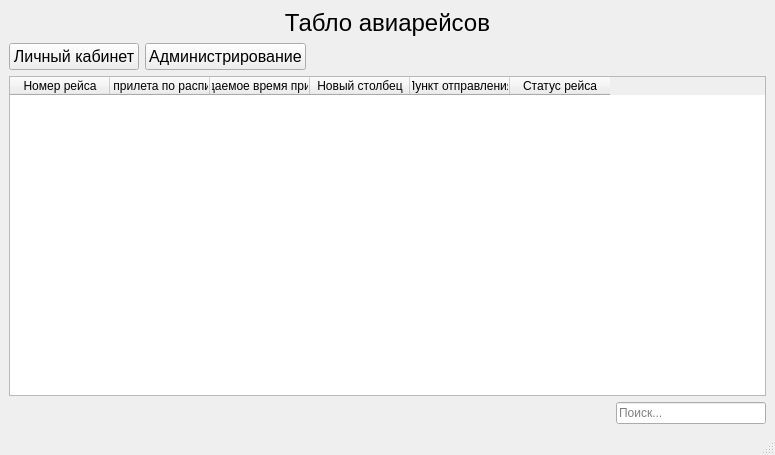
Qt form mainwindow.ui (Tweety-sat/Flight-scoreboard) before a commit.
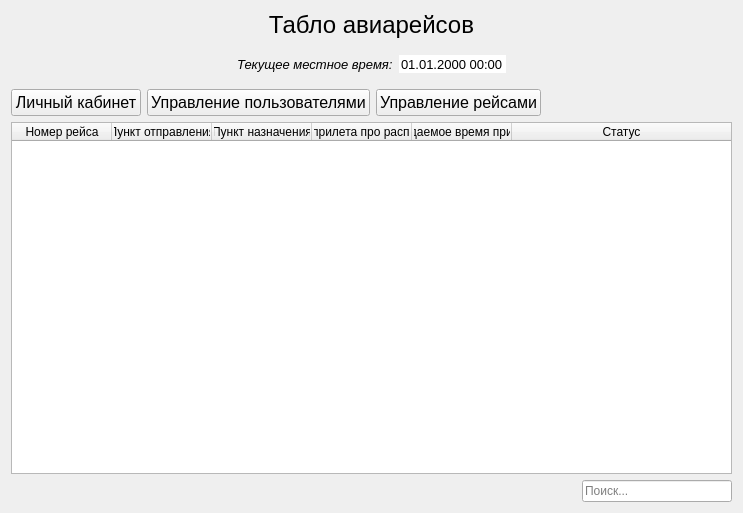
The same form after that commit.

Patch:
```diff
--- a/mainwindow.ui
+++ b/mainwindow.ui
@@ -1,29 +1,20 @@
 <?xml version="1.0" encoding="UTF-8"?>
 <ui version="4.0">
  <class>MainWindow</class>
- <widget class="QMainWindow" name="MainWindow">
-  <property name="windowModality">
-   <enum>Qt::NonModal</enum>
-  </property>
+ <widget class="QWidget" name="MainWindow">
   <property name="geometry">
    <rect>
     <x>0</x>
     <y>0</y>
-    <width>775</width>
-    <height>455</height>
+    <width>743</width>
+    <height>513</height>
    </rect>
   </property>
   <property name="windowTitle">
    <string>MainWindow</string>
   </property>
-  <property name="styleSheet">
-   <string notr="true">QMainWindow#MainWindow{
-qradialgradient(spread:repeat, cx:0.5, cy:0.5, radius:0.077, fx:0.5, fy:0.5, stop:0 rgba(0, 169, 255, 147), stop:0.497326 rgba(0, 0, 0, 147), stop:1 rgba(0, 169, 255, 147))
-}</string>
-  </property>
-  <widget class="QWidget" name="centralwidget">
-   <layout class="QVBoxLayout" name="verticalLayout_2">
-    <item>
+  <layout class="QGridLayout" name="gridLayout">
+   <item row="0" column="0">
      <widget class="QLabel" name="label">
       <property name="font">
        <font>
@@ -41,7 +32,7 @@
       </property>
      </widget>
     </item>
-    <item>
+   <item row="2" column="0">
      <layout class="QVBoxLayout" name="verticalLayout">
       <item>
        <layout class="QHBoxLayout" name="horizontalLayout">
@@ -55,6 +46,9 @@
           <property name="mouseTracking">
            <bool>false</bool>
           </property>
+         <property name="styleSheet">
+          <string notr="true"/>
+         </property>
           <property name="text">
            <string>Личный кабинет</string>
           </property>
@@ -77,7 +71,7 @@
            <bool>false</bool>
           </property>
           <property name="text">
-           <string>Администрирование</string>
+          <string>Управление пользователями</string>
           </property>
           <property name="checkable">
            <bool>false</bool>
@@ -88,7 +82,22 @@
          </widget>
         </item>
         <item>
-         <spacer name="horizontalSpacer">
+        <widget class="QPushButton" name="controlflight">
+         <property name="font">
+          <font>
+           <pointsize>12</pointsize>
+          </font>
+         </property>
+         <property name="cursor">
+          <cursorShape>PointingHandCursor</cursorShape>
+         </property>
+         <property name="text">
+          <string>Управление рейсами</string>
+         </property>
+        </widget>
+       </item>
+       <item>
+        <spacer name="horizontalSpacer_3">
           <property name="orientation">
            <enum>Qt::Horizontal</enum>
           </property>
@@ -104,73 +113,43 @@
       </item>
       <item>
        <widget class="QTableWidget" name="Board_flight">
-        <property name="cursor" stdset="0">
-         <cursorShape>ArrowCursor</cursorShape>
-        </property>
-        <property name="tabletTracking">
-         <bool>false</bool>
-        </property>
-        <property name="alternatingRowColors">
-         <bool>false</bool>
-        </property>
-        <property name="showGrid">
+       <property name="editTriggers">
+        <set>QAbstractItemView::NoEditTriggers</set>
+       </property>
+       <property name="selectionBehavior">
+        <enum>QAbstractItemView::SelectRows</enum>
+       </property>
+       <attribute name="horizontalHeaderStretchLastSection">
          <bool>true</bool>
-        </property>
-        <property name="gridStyle">
-         <enum>Qt::SolidLine</enum>
-        </property>
+       </attribute>
         <column>
          <property name="text">
           <string>Номер рейса</string>
          </property>
-         <property name="textAlignment">
-          <set>AlignCenter</set>
-         </property>
-        </column>
-        <column>
-         <property name="text">
-          <string>Время прилета по расписанию</string>
-         </property>
-         <property name="textAlignment">
-          <set>AlignCenter</set>
-         </property>
-        </column>
-        <column>
-         <property name="text">
-          <string>Ожидаемое время прилета</string>
-         </property>
-         <property name="font">
-          <font>
-           <stylestrategy>PreferDefault</stylestrategy>
-           <kerning>true</kerning>
-          </font>
-         </property>
-         <property name="textAlignment">
-          <set>AlignCenter</set>
-         </property>
-        </column>
-        <column>
-         <property name="text">
-          <string>Новый столбец</string>
-         </property>
-         <property name="textAlignment">
-          <set>AlignCenter</set>
-         </property>
         </column>
         <column>
          <property name="text">
           <string>Пункт отправления</string>
          </property>
-         <property name="textAlignment">
-          <set>AlignCenter</set>
+       </column>
+       <column>
+        <property name="text">
+         <string>Пункт назначения</string>
          </property>
         </column>
         <column>
          <property name="text">
-          <string>Статус рейса</string>
-         </property>
-         <property name="textAlignment">
-          <set>AlignCenter</set>
+         <string>Время прилета про расписанию</string>
+        </property>
+       </column>
+       <column>
+        <property name="text">
+         <string>Ожидаемое время прилета</string>
+        </property>
+       </column>
+       <column>
+        <property name="text">
+         <string>Статус</string>
          </property>
         </column>
        </widget>
@@ -231,19 +210,129 @@
       </item>
      </layout>
     </item>
-   </layout>
-  </widget>
-  <widget class="QMenuBar" name="menubar">
-   <property name="geometry">
-    <rect>
-     <x>0</x>
-     <y>0</y>
-     <width>775</width>
-     <height>21</height>
-    </rect>
-   </property>
-  </widget>
-  <widget class="QStatusBar" name="statusbar"/>
+   <item row="1" column="0">
+    <layout class="QHBoxLayout" name="horizontalLayout_2">
+     <property name="leftMargin">
+      <number>9</number>
+     </property>
+     <property name="topMargin">
+      <number>9</number>
+     </property>
+     <property name="rightMargin">
+      <number>9</number>
+     </property>
+     <property name="bottomMargin">
+      <number>9</number>
+     </property>
+     <item>
+      <spacer name="horizontalSpacer">
+       <property name="orientation">
+        <enum>Qt::Horizontal</enum>
+       </property>
+       <property name="sizeHint" stdset="0">
+        <size>
+         <width>40</width>
+         <height>20</height>
+        </size>
+       </property>
+      </spacer>
+     </item>
+     <item>
+      <widget class="QLabel" name="label_2">
+       <property name="font">
+        <font>
+         <pointsize>10</pointsize>
+         <italic>true</italic>
+        </font>
+       </property>
+       <property name="text">
+        <string>Текущее местное время:</string>
+       </property>
+      </widget>
+     </item>
+     <item>
+      <widget class="QDateTimeEdit" name="time_now">
+       <property name="enabled">
+        <bool>true</bool>
+       </property>
+       <property name="font">
+        <font>
+         <pointsize>10</pointsize>
+         <italic>false</italic>
+        </font>
+       </property>
+       <property name="cursor">
+        <cursorShape>ArrowCursor</cursorShape>
+       </property>
+       <property name="mouseTracking">
+        <bool>true</bool>
+       </property>
+       <property name="tabletTracking">
+        <bool>false</bool>
+       </property>
+       <property name="contextMenuPolicy">
+        <enum>Qt::DefaultContextMenu</enum>
+       </property>
+       <property name="acceptDrops">
+        <bool>true</bool>
+       </property>
+       <property name="toolTip">
+        <string/>
+       </property>
+       <property name="autoFillBackground">
+        <bool>true</bool>
+       </property>
+       <property name="styleSheet">
+        <string notr="true"/>
+       </property>
+       <property name="inputMethodHints">
+        <set>Qt::ImhPreferNumbers</set>
+       </property>
+       <property name="frame">
+        <bool>false</bool>
+       </property>
+       <property name="alignment">
+        <set>Qt::AlignCenter</set>
+       </property>
+       <property name="readOnly">
+        <bool>true</bool>
+       </property>
+       <property name="buttonSymbols">
+        <enum>QAbstractSpinBox::NoButtons</enum>
+       </property>
+       <property name="keyboardTracking">
+        <bool>false</bool>
+       </property>
+       <property name="showGroupSeparator" stdset="0">
+        <bool>false</bool>
+       </property>
+       <property name="displayFormat">
+        <string>dd.MM.yyyy HH:mm</string>
+       </property>
+       <property name="calendarPopup">
+        <bool>false</bool>
+       </property>
+       <property name="timeSpec">
+        <enum>Qt::UTC</enum>
+       </property>
+      </widget>
+     </item>
+     <item>
+      <spacer name="horizontalSpacer_4">
+       <property name="orientation">
+        <enum>Qt::Horizontal</enum>
+       </property>
+       <property name="sizeHint" stdset="0">
+        <size>
+         <width>40</width>
+         <height>20</height>
+        </size>
+       </property>
+      </spacer>
+     </item>
+    </layout>
+   </item>
+  </layout>
  </widget>
  <resources/>
  <connections/>
```
Left out of the diff: 12 changed lines with no effect on the pictures. Lines whose indentation alone changed are shown as unchanged.
